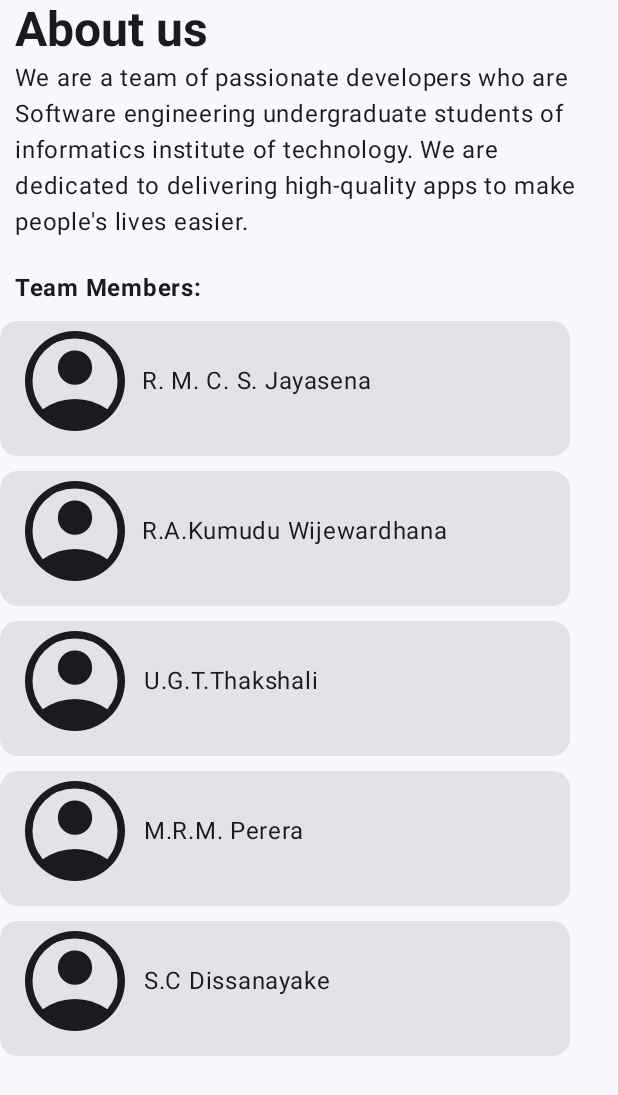
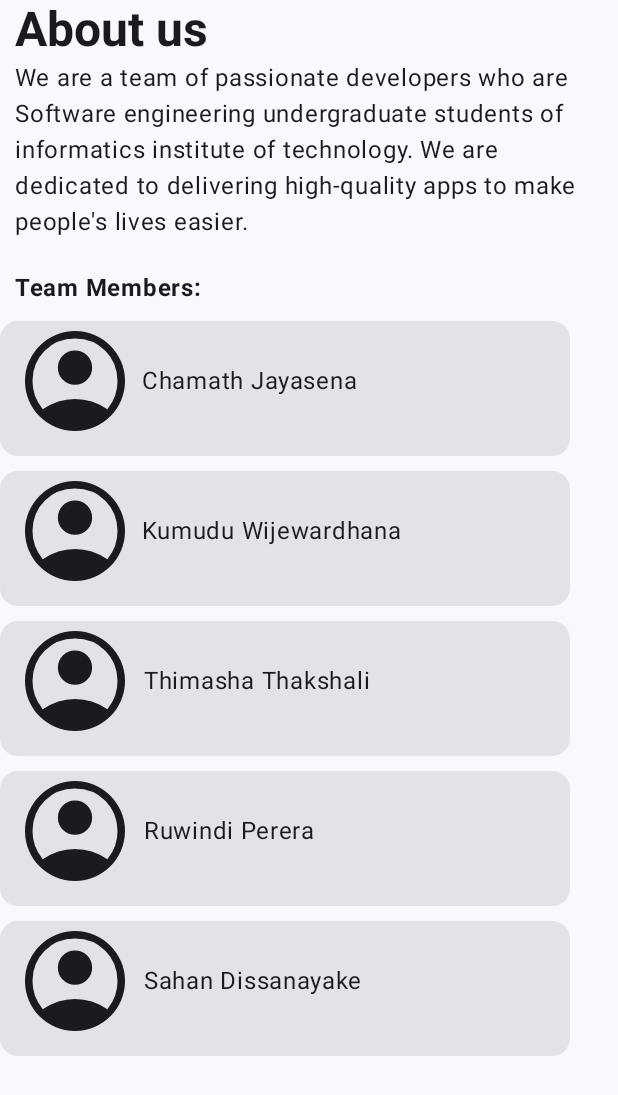
Before and after one commit to chamajay/deepsense, an Android app built with Jetpack Compose: the screen it shows after launch (MainActivity), on a phone screen of 412 x 824 dp. Shown: the top 1095 px of the screen. Run offline under Robolectric (Android 15) with nearby library versions, the phone set to English and light mode, and no system bars; our stand-ins replace Dagger/Hilt's generated code.

Commit message:
Change names

```diff
--- a/app/src/main/java/com/codestack/deepsense/screens/aboutus/AboutUsScreen.kt
+++ b/app/src/main/java/com/codestack/deepsense/screens/aboutus/AboutUsScreen.kt
@@ -1,6 +1,5 @@
 package com.codestack.deepsense.screens.aboutus
 
-import android.graphics.Color
 import androidx.compose.foundation.layout.*
 import androidx.compose.foundation.shape.RoundedCornerShape
 import androidx.compose.material3.*
@@ -64,7 +63,7 @@ fun AboutUsScreen() {
                                 )
                         )
                         Text(
-                            text = " R. M. C. S. Jayasena ",
+                            text = " Chamath Jayasena ",
                         )
                     }}
 
@@ -85,7 +84,7 @@ fun AboutUsScreen() {
                             )
                     )
                     Text(
-                        text = " R.A.Kumudu Wijewardhana ",
+                        text = " Kumudu Wijewardhana ",
                     )
                 } }
 
@@ -104,7 +103,7 @@ fun AboutUsScreen() {
                             )
                     )
                     Text(
-                        text = " U.G.T.Thakshali ",
+                        text = " Thimasha Thakshali ",
                         textAlign = TextAlign.Right
                     )
                 }}
@@ -126,7 +125,7 @@ fun AboutUsScreen() {
                             )
                     )
                     Text(
-                        text = " M.R.M. Perera ",
+                        text = " Ruwindi Perera ",
                         textAlign = TextAlign.Right
                     )
                 }}
@@ -146,7 +145,7 @@ fun AboutUsScreen() {
                             )
                     )
                     Text(
-                        text = " S.C Dissanayake ",
+                        text = " Sahan Dissanayake ",
                         textAlign = TextAlign.Right
                     )
                 }}
```
